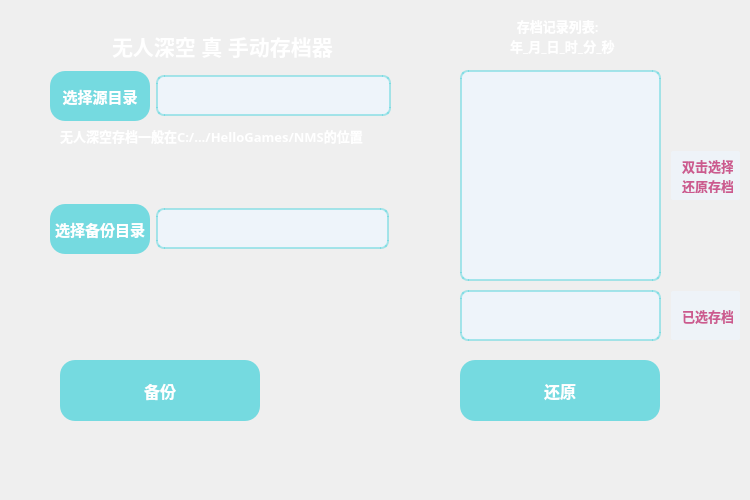
This is NMS_save_backups/menu.ui in Xavier-Su/File_backup as Qt 5 draws it before an edit. The edited form follows.
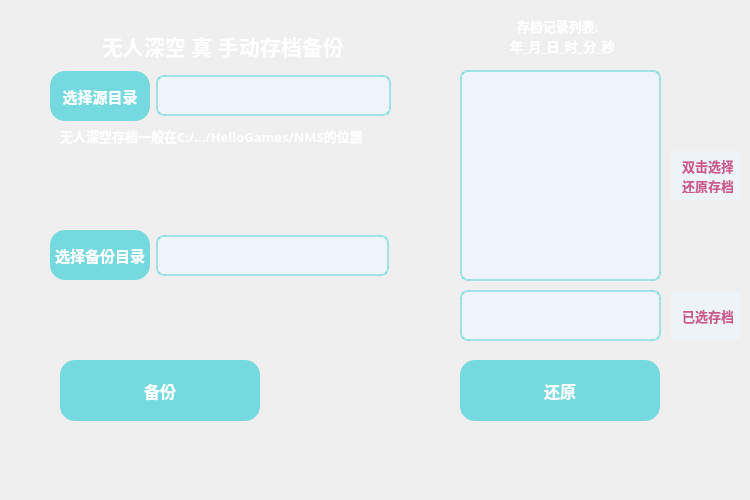
This is the edited form. Icons and pictures are not drawn.

Commit message: 发布的1.0版本

```diff
--- a/NMS_save_backups/menu.ui
+++ b/NMS_save_backups/menu.ui
@@ -197,9 +197,9 @@
   <widget class="QLabel" name="label">
    <property name="geometry">
     <rect>
-     <x>100</x>
+     <x>90</x>
      <y>20</y>
-     <width>241</width>
+     <width>291</width>
      <height>51</height>
     </rect>
    </property>
@@ -212,7 +212,7 @@
     </font>
    </property>
    <property name="text">
-    <string>无人深空 真 手动存档器</string>
+    <string>无人深空 真 手动存档备份</string>
    </property>
   </widget>
   <widget class="QLabel" name="label_2">
@@ -282,9 +282,9 @@
    <property name="geometry">
     <rect>
      <x>50</x>
-     <y>190</y>
+     <y>230</y>
      <width>339</width>
-     <height>78</height>
+     <height>51</height>
     </rect>
    </property>
    <layout class="QHBoxLayout" name="horizontalLayout_5">
```
The commit also changes 1 other file.
